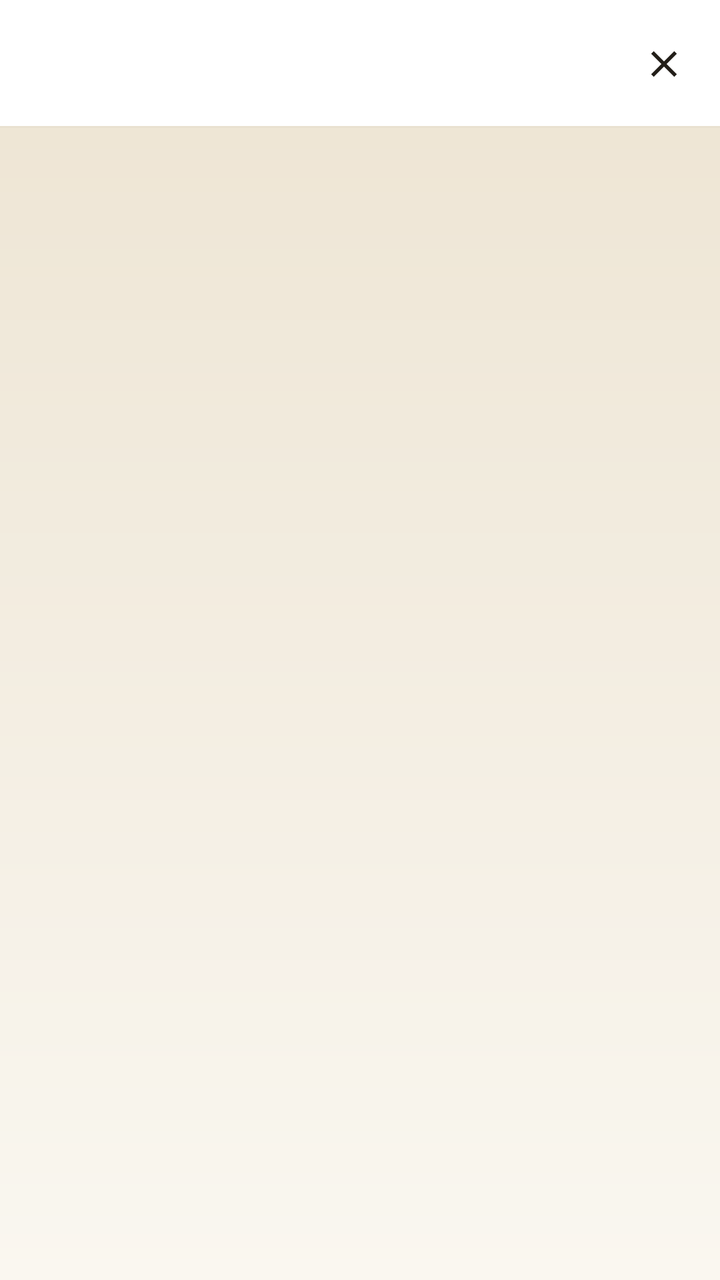
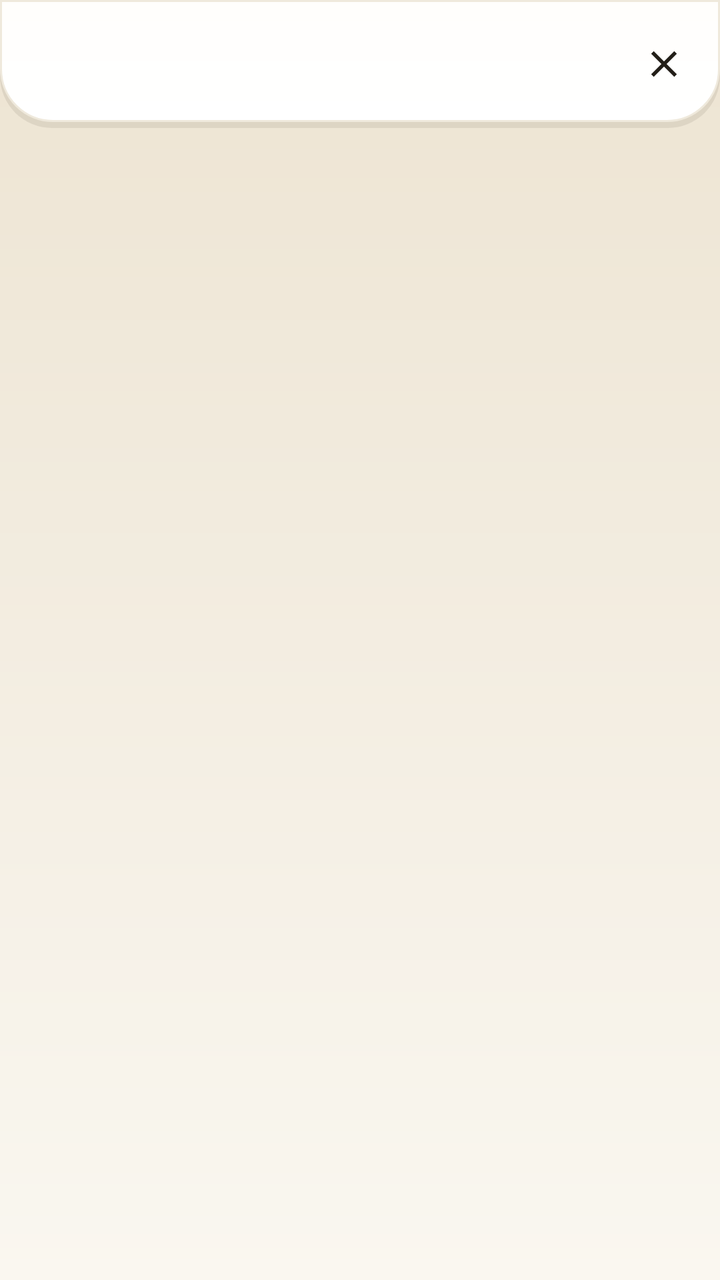

Compare the two renders of this Android layout. The source of the first and the diff that turns it into the second are given below.
<!-- AndroidManifest.xml: application theme Theme.ClinicalMaster -->
<!-- res/layout/activity_privacy_policy.xml -->
<?xml version="1.0" encoding="utf-8"?>
<LinearLayout xmlns:android="http://schemas.android.com/apk/res/android"
    xmlns:app="http://schemas.android.com/apk/res-auto"
    android:layout_width="match_parent"
    android:layout_height="match_parent"
    android:background="@drawable/bg_app_gradient"
    android:orientation="vertical">

    <com.google.android.material.appbar.MaterialToolbar
        android:id="@+id/toolbar"
        android:layout_width="match_parent"
        android:layout_height="64dp"
        android:background="@drawable/bg_header_container"
        android:title="🔒 سياسة الخصوصية"
        android:titleTextColor="@color/text_primary"
        app:navigationIcon="@drawable/ic_close" />

    <ScrollView
        android:layout_width="match_parent"
        android:layout_height="match_parent">

        <LinearLayout
            android:layout_width="match_parent"
            android:layout_height="wrap_content"
            android:orientation="vertical"
            android:padding="18dp">

            <TextView
                android:id="@+id/privacy_policy_text"
                android:layout_width="match_parent"
                android:layout_height="wrap_content"
                android:gravity="end"
                android:lineSpacingExtra="5dp"
                android:textColor="@color/text_secondary"
                android:textDirection="rtl"
                android:textSize="13.5sp" />
        </LinearLayout>
    </ScrollView>
</LinearLayout>
<!-- resources referenced by this layout -->
<resources>
  <color name="text_primary">#231F19</color>
  <color name="text_secondary">#6B6155</color>
  <!-- drawable bg_app_gradient (drawable) -->
  <shape xmlns:android="http://schemas.android.com/apk/res/android" android:shape="rectangle">
      <gradient android:type="linear" android:angle="90"
          android:startColor="@color/bg_deep_1"
          android:centerColor="@color/bg_deep_2"
          android:endColor="@color/bg_deep_3"/>
  </shape>
  <!-- drawable bg_header_container (drawable) -->
  <layer-list xmlns:android="http://schemas.android.com/apk/res/android">
      <item>
          <shape android:shape="rectangle">
              <solid android:color="@color/glass_fill_strong"/>
          </shape>
      </item>
      <item android:height="1dp" android:gravity="bottom">
          <shape android:shape="rectangle">
              <solid android:color="@color/glass_border"/>
          </shape>
      </item>
  </layer-list>
  <color name="bg_deep_1">#FAF7F0</color>
  <color name="bg_deep_2">#F3EDE1</color>
  <color name="bg_deep_3">#EDE4D2</color>
  <color name="glass_fill_strong">#FFFFFF</color>
  <color name="glass_border">#E9E1D0</color>
  <color name="primary_cyan">#C96A46</color>
  <color name="primary_cyan_dark">#9C4E31</color>
  <color name="white">#FFFFFF</color>
  <color name="m3_primary_container">#F3DBCB</color>
  <color name="m3_on_primary_container">#5A2812</color>
  <color name="accent_violet">#4F7183</color>
  <color name="accent_violet_dark">#3A5563</color>
  <color name="m3_secondary_container">#DAE5E8</color>
  <color name="m3_on_secondary_container">#1C333B</color>
  <color name="m3_tertiary">#A8752B</color>
  <color name="m3_on_tertiary">#FFFFFF</color>
  <color name="m3_tertiary_container">#F2E2C4</color>
  <color name="m3_on_tertiary_container">#463010</color>
  <color name="bg_dark">#F3EDE1</color>
  <color name="surface_dark">#FFFEFC</color>
  <color name="m3_surface_variant">#F1EBDD</color>
  <color name="m3_on_surface_variant">#6B6155</color>
  <color name="m3_surface_container">#F1EBDD</color>
  <color name="m3_surface_container_high">#EAE2CE</color>
  <color name="m3_outline">#9C9182</color>
  <color name="m3_outline_variant">#EFE9DC</color>
  <color name="m3_error">#B5432B</color>
  <color name="m3_on_error">#FFFFFF</color>
  <color name="m3_error_container">#F5D6CB</color>
  <color name="m3_on_error_container">#591C0E</color>
  <color name="text_tertiary">#9C9182</color>
  <style name="ShapeAppearance.M3.Corner.ExtraSmall" parent="ShapeAppearance.Material3.Corner.ExtraSmall">
          <item name="cornerSize">8dp</item>
      </style>
  <style name="ShapeAppearance.M3.Corner.Small" parent="ShapeAppearance.Material3.Corner.Small">
          <item name="cornerSize">12dp</item>
      </style>
  <style name="ShapeAppearance.M3.Corner.Medium" parent="ShapeAppearance.Material3.Corner.Medium">
          <item name="cornerSize">16dp</item>
      </style>
  <style name="ShapeAppearance.M3.Corner.Large" parent="ShapeAppearance.Material3.Corner.Large">
          <item name="cornerSize">24dp</item>
      </style>
  <style name="MaterialAlertDialog.ClinicalMaster.Title" parent="MaterialAlertDialog.Material3.Title.Text">
          <item name="android:textDirection">rtl</item>
          <item name="android:gravity">end</item>
      </style>
  <!-- unchanged entries left out for length: 3 -->
</resources>

<!-- the commit's change to res/layout/activity_privacy_policy.xml (unified diff, before → after) -->
@@ -10,9 +10,11 @@
         android:id="@+id/toolbar"
         android:layout_width="match_parent"
         android:layout_height="64dp"
-        android:background="@drawable/bg_header_container"
+        android:background="@drawable/bg_top_bar_modern"
         android:title="🔒 سياسة الخصوصية"
         android:titleTextColor="@color/text_primary"
+        app:contentInsetStart="18dp"
+        app:contentInsetEnd="14dp"
         app:navigationIcon="@drawable/ic_close" />
 
     <ScrollView
<!-- resource entries referenced after the edit -->
@@ -9,24 +9,30 @@
           android:centerColor="@color/bg_deep_2"
           android:endColor="@color/bg_deep_3"/>
   </shape>
-  <!-- drawable bg_header_container (drawable) -->
+  <!-- drawable bg_top_bar_modern (drawable) -->
   <layer-list xmlns:android="http://schemas.android.com/apk/res/android">
-      <item>
+      <item android:top="3dp">
           <shape android:shape="rectangle">
-              <solid android:color="@color/glass_fill_strong"/>
+              <solid android:color="@color/shadow_soft"/>
+              <corners android:bottomLeftRadius="26dp" android:bottomRightRadius="26dp"/>
           </shape>
       </item>
-      <item android:height="1dp" android:gravity="bottom">
+      <item android:bottom="3dp">
           <shape android:shape="rectangle">
-              <solid android:color="@color/glass_border"/>
+              <gradient android:type="linear" android:angle="90"
+                  android:startColor="@color/glass_fill_strong" android:endColor="@color/glass_fill"/>
+              <corners android:bottomLeftRadius="26dp" android:bottomRightRadius="26dp"/>
+              <stroke android:width="1dp" android:color="@color/glass_border_soft"/>
           </shape>
       </item>
   </layer-list>
   <color name="bg_deep_1">#FAF7F0</color>
   <color name="bg_deep_2">#F3EDE1</color>
   <color name="bg_deep_3">#EDE4D2</color>
+  <color name="shadow_soft">#14201208</color>
   <color name="glass_fill_strong">#FFFFFF</color>
-  <color name="glass_border">#E9E1D0</color>
+  <color name="glass_fill">#FFFEFC</color>
+  <color name="glass_border_soft">#EFE9DC</color>
   <color name="primary_cyan">#C96A46</color>
   <color name="primary_cyan_dark">#9C4E31</color>
   <color name="white">#FFFFFF</color>
